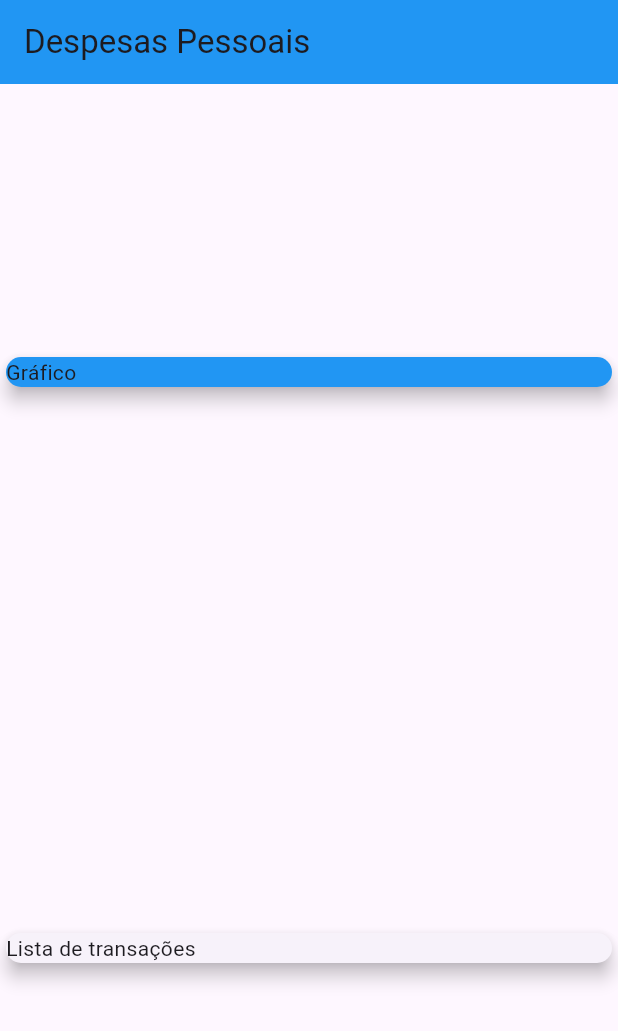
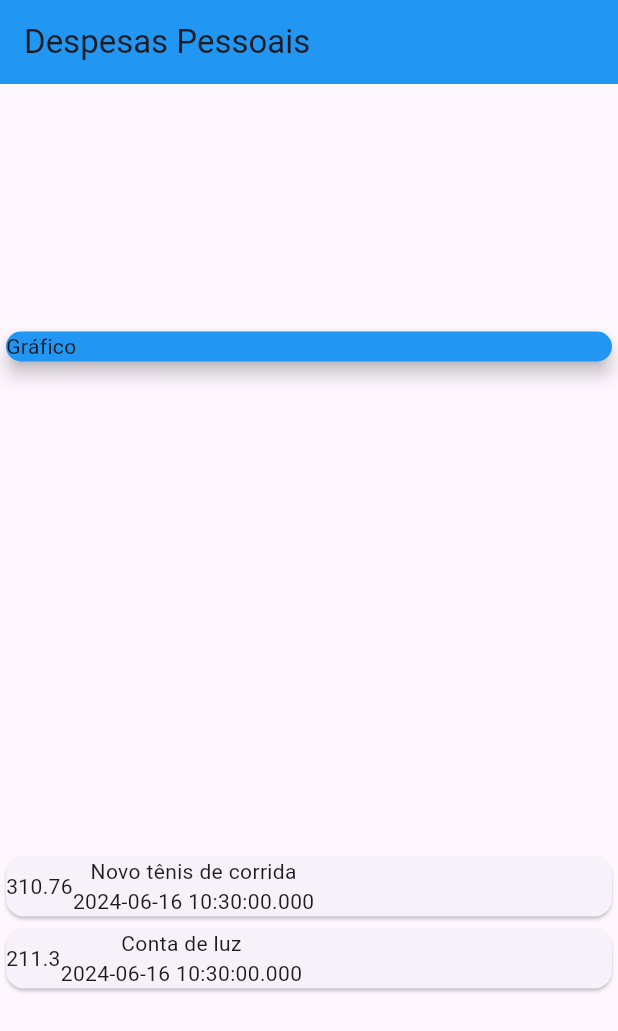
Before and after one commit to andree-felipe/capacitacao_flutter, a Flutter app: the screen it shows after launch, on a phone screen of 412 x 824 dp. Shown: the top 1031 px of the screen. Run offline on Flutter 3.47's test engine with Material 3 defaults, Android fonts, the light colour scheme and no system bars.

Commit message:
Criação da estrutura base do card de uma despesa

```diff
--- a/lib/main.dart
+++ b/lib/main.dart
@@ -53,9 +53,25 @@ class MyHomePage extends StatelessWidget {
             ),
           ),
 
-          const Card(
-            elevation: 5,
-            child: Text('Lista de transações'),
+          Column(
+            children: _transactions.map((tr) {
+              return Card(
+                child: Row(
+                  children: <Widget>[
+                    // ignore: avoid_unnecessary_containers
+                    Container(
+                      child: Text(tr.value.toString()),
+                    ),
+                    Column(
+                      children: <Widget>[
+                        Text(tr.title),
+                        Text(tr.date.toString()),
+                      ],
+                    ),
+                  ],
+                ),
+              );
+            }).toList(),
           )
         ],
       )
```
